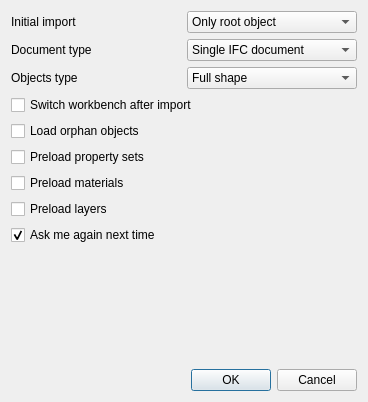
yorikvanhavre/FreeCAD-NativeIFC, file ui/dialogImport.ui: the form before one commit.
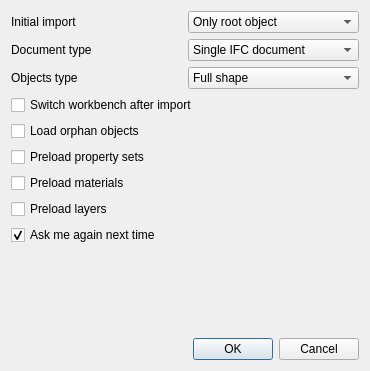
The form after the commit.

The edit to the form file:
```diff
--- a/ui/dialogImport.ui
+++ b/ui/dialogImport.ui
@@ -6,8 +6,8 @@
    <rect>
     <x>0</x>
     <y>0</y>
-    <width>368</width>
-    <height>402</height>
+    <width>370</width>
+    <height>371</height>
    </rect>
   </property>
   <property name="windowTitle">
```
